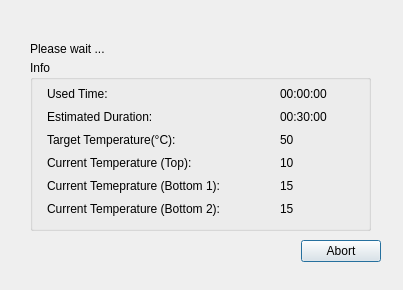
Liyezhong/Master, file ServiceSW/Master/Components/Diagnostics/Forms/OvenHeatingTestEmptyTimingDialog.ui: the form before one commit.
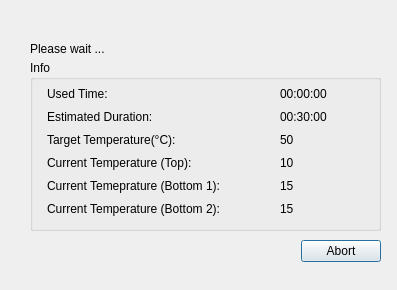
The form after the commit.

```diff
--- a/ServiceSW/Master/Components/Diagnostics/Forms/OvenHeatingTestEmptyTimingDialog.ui
+++ b/ServiceSW/Master/Components/Diagnostics/Forms/OvenHeatingTestEmptyTimingDialog.ui
@@ -6,7 +6,7 @@
    <rect>
     <x>0</x>
     <y>0</y>
-    <width>403</width>
+    <width>397</width>
     <height>290</height>
    </rect>
   </property>
@@ -18,7 +18,7 @@
     <rect>
      <x>30</x>
      <y>60</y>
-     <width>341</width>
+     <width>351</width>
      <height>171</height>
     </rect>
    </property>
@@ -43,7 +43,7 @@
      <rect>
       <x>250</x>
       <y>25</y>
-      <width>81</width>
+      <width>91</width>
       <height>17</height>
      </rect>
     </property>
@@ -75,7 +75,7 @@
      <rect>
       <x>250</x>
       <y>48</y>
-      <width>81</width>
+      <width>91</width>
       <height>17</height>
      </rect>
     </property>
@@ -146,7 +146,7 @@
      <rect>
       <x>250</x>
       <y>94</y>
-      <width>51</width>
+      <width>61</width>
       <height>17</height>
      </rect>
     </property>
@@ -172,7 +172,7 @@
      <rect>
       <x>250</x>
       <y>117</y>
-      <width>51</width>
+      <width>71</width>
       <height>17</height>
      </rect>
     </property>
@@ -198,7 +198,7 @@
      <rect>
       <x>250</x>
       <y>140</y>
-      <width>61</width>
+      <width>81</width>
       <height>17</height>
      </rect>
     </property>
```
